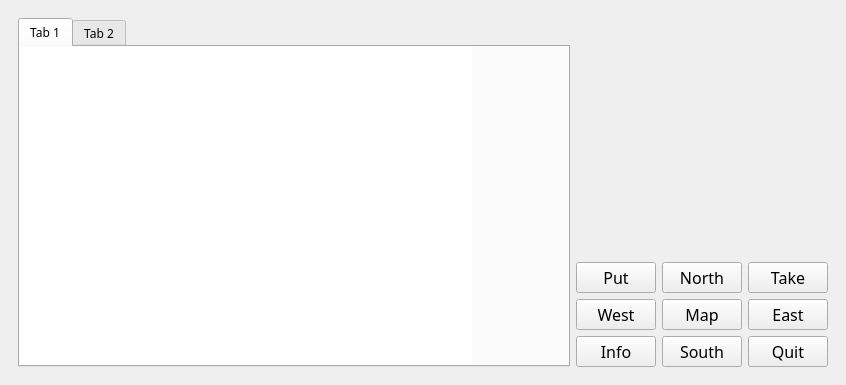
Before: the Qt Designer form University Life/uniZork.ui in Metagawa/Zorklike-Game-University-Life, drawn with Qt 5.
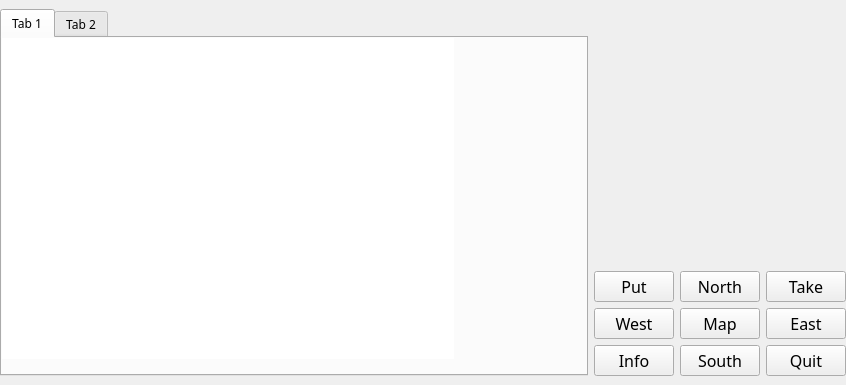
After: the same form once the commit is applied. The open tabs and pages were chosen to show the change. Icons and pictures are not drawn.

Patch:
```diff
--- a/University Life/uniZork.ui
+++ b/University Life/uniZork.ui
@@ -36,8 +36,23 @@
   </property>
   <widget class="QWidget" name="centralwidget">
    <layout class="QGridLayout" name="gridLayout_2">
+    <property name="leftMargin">
+     <number>0</number>
+    </property>
+    <property name="topMargin">
+     <number>0</number>
+    </property>
+    <property name="rightMargin">
+     <number>0</number>
+    </property>
+    <property name="bottomMargin">
+     <number>0</number>
+    </property>
     <item row="0" column="0">
      <widget class="QStackedWidget" name="stackedWidget">
+      <property name="enabled">
+       <bool>true</bool>
+      </property>
       <property name="maximumSize">
        <size>
         <width>16777215</width>
@@ -45,10 +60,22 @@
        </size>
       </property>
       <property name="currentIndex">
-       <number>0</number>
+       <number>1</number>
       </property>
       <widget class="QWidget" name="exploreScene">
        <layout class="QGridLayout" name="gridLayout_3">
+        <property name="leftMargin">
+         <number>0</number>
+        </property>
+        <property name="topMargin">
+         <number>0</number>
+        </property>
+        <property name="rightMargin">
+         <number>0</number>
+        </property>
+        <property name="bottomMargin">
+         <number>0</number>
+        </property>
         <item row="0" column="1">
          <layout class="QVBoxLayout" name="verticalLayout">
           <item alignment="Qt::AlignRight|Qt::AlignTop">
```
